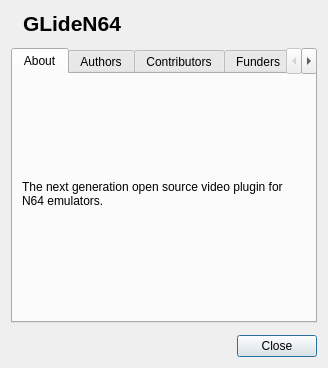
gonetz/GLideN64, file src/GLideNUI/AboutDialog.ui: the form before one commit.
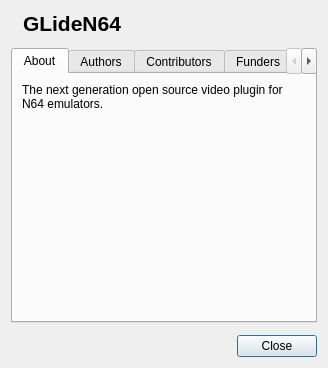
The form after the commit. The open tabs and pages were chosen to show the change. Icons and pictures are not drawn.

Commit message: Reset tab

What changed in the file:
```diff
--- a/src/GLideNUI/AboutDialog.ui
+++ b/src/GLideNUI/AboutDialog.ui
@@ -10,7 +10,7 @@
     <x>0</x>
     <y>0</y>
     <width>339</width>
-    <height>366</height>
+    <height>378</height>
    </rect>
   </property>
   <property name="windowTitle">
@@ -98,6 +98,12 @@
          <property name="orientation">
           <enum>Qt::Vertical</enum>
          </property>
+         <property name="sizeHint" stdset="0">
+          <size>
+           <width>0</width>
+           <height>0</height>
+          </size>
+         </property>
         </spacer>
        </item>
       </layout>
```
Left out of the diff: 5 changed lines with no effect on the pictures.
